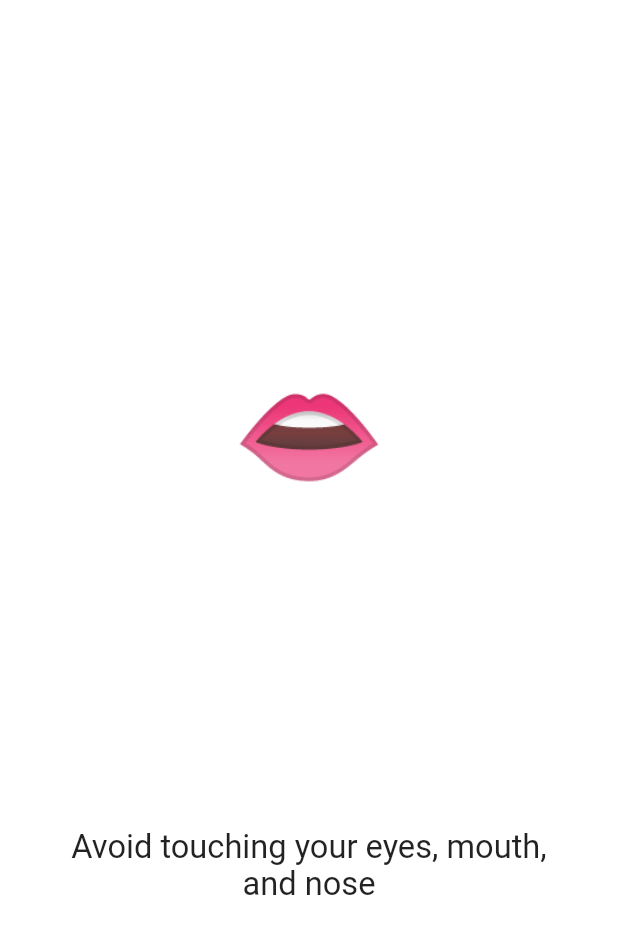
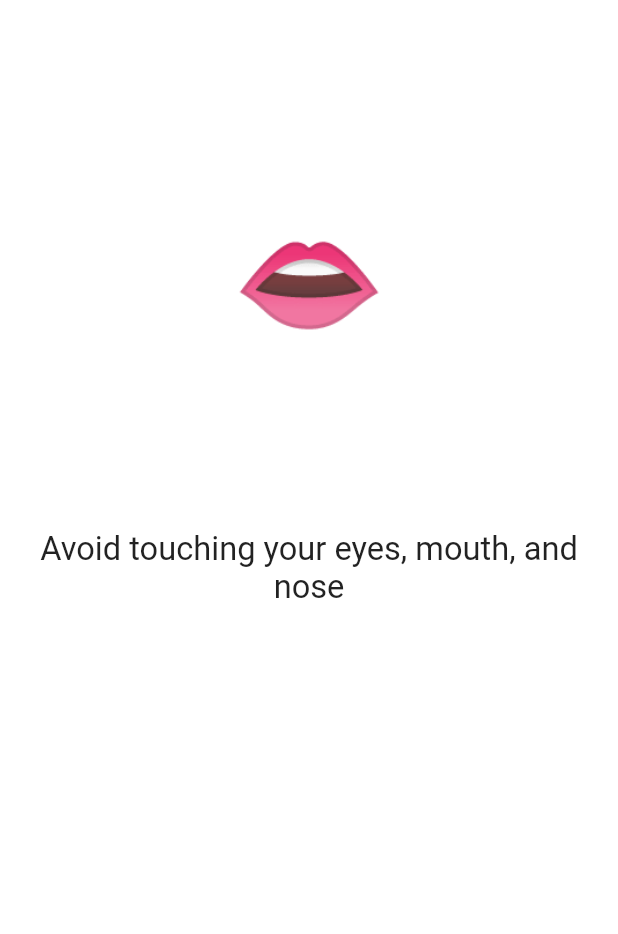
Before and after one commit to WorldHealthOrganization/app, a Flutter app: the CarouselSlide widget shown alone on an empty page, opened directly, on a phone screen of 412 x 824 dp. Shown: the top 934 px of the screen. Run offline on Flutter 3.47's test engine with Material 2 defaults, Android fonts, the phone set to English and light mode, and no system bars; our stand-ins replace share; missing offline and left inert: page_view_indicator.

Commit message:
refactor: Resolve issue "#376"

```diff
--- a/client/flutter/lib/carousel_page.dart
+++ b/client/flutter/lib/carousel_page.dart
@@ -15,28 +15,22 @@ class CarouselSlide extends StatelessWidget {
   Widget build(BuildContext context) {
     double scale = contentScale(context);
     var screenHeight = MediaQuery.of(context).size.height;
-    return Container(
+    return ListView(
       padding: EdgeInsets.all(24),
-      child: Card(
-        elevation: 0,
-        child: Column(
-          mainAxisAlignment: MainAxisAlignment.center,
-          mainAxisSize: MainAxisSize.max,
       children: <Widget>[
-            Spacer(flex: 1),
-            this.titleWidget == null?Container(height: 0,):Container(
+        this.titleWidget == null
+            ? Container(
+                height: 0,
+              )
+            : Container(
                 height: screenHeight * 0.4,
                 child: this.titleWidget ?? Container()),
-            Spacer(flex: 1),
         Text(
           this.message,
           textScaleFactor: scale * 1.5,
           textAlign: TextAlign.center,
         ),
-            Spacer(flex: 2),
       ],
-        ),
-      ),
     );
   }
 }
```
Lines whose indentation alone changed are shown as unchanged.
